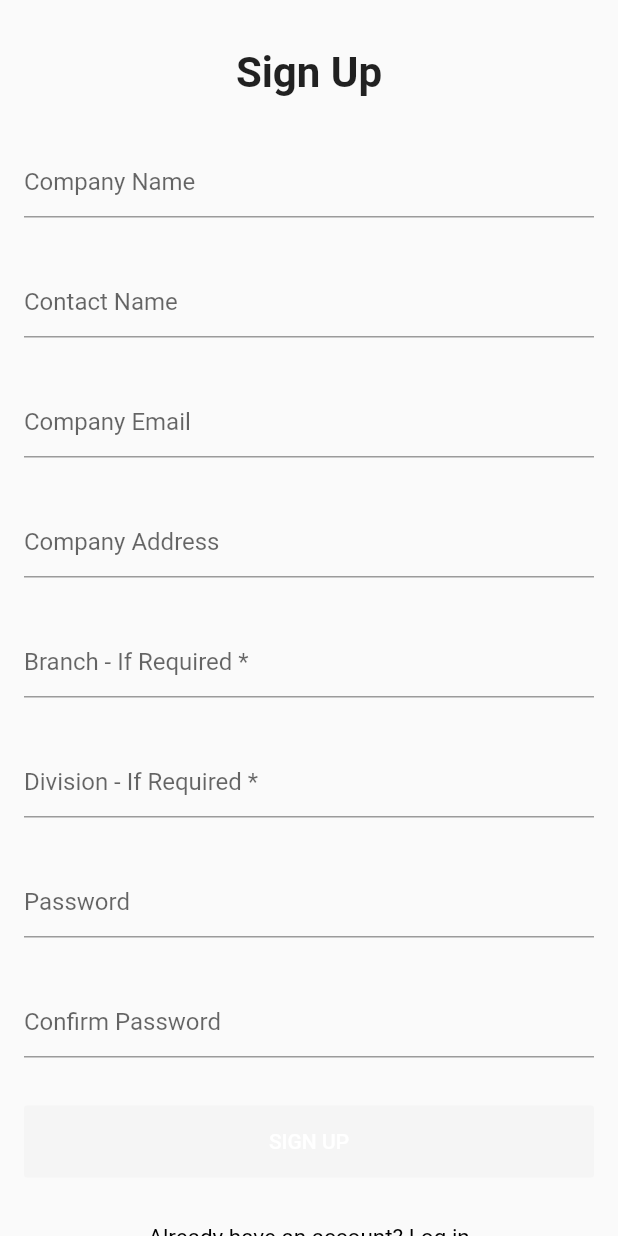
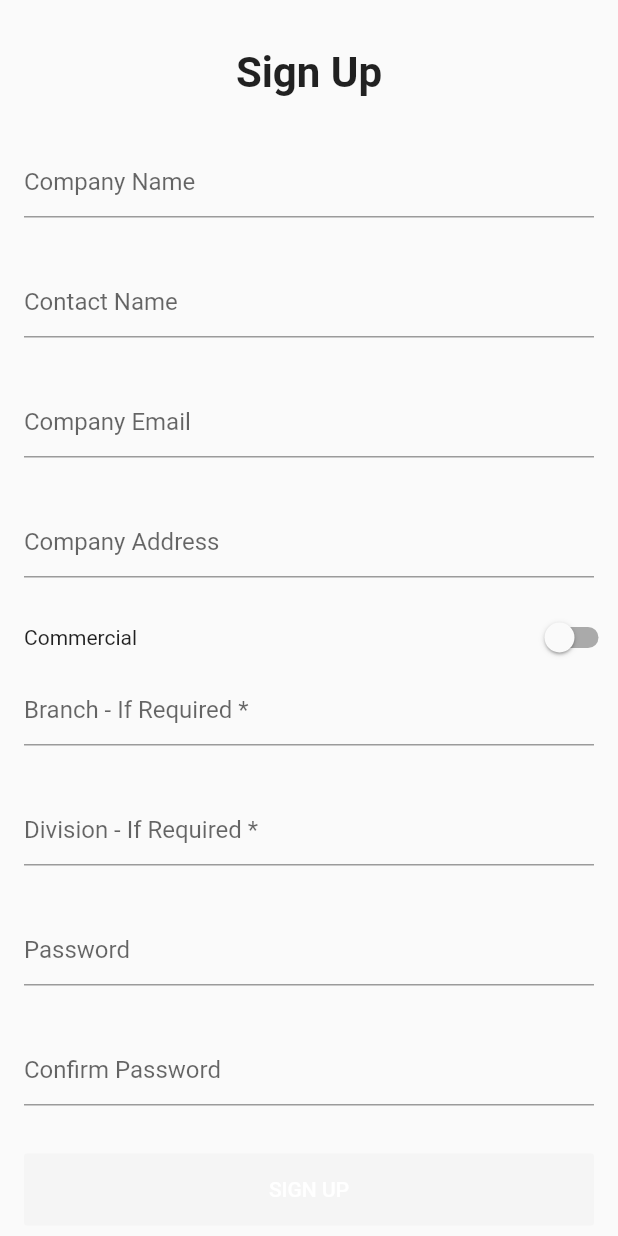
Before and after one commit to brad007/worksent_sesfikile, a Flutter app: the screen it shows after launch, on a phone screen of 412 x 824 dp. Run offline on Flutter 3.47's test engine with Material 2 defaults, Android fonts, the phone set to English and light mode, and no system bars; our stand-ins replace cloud_firestore, firebase_auth, rxdart, shared_preferences; accounts and stored records are empty; Roboto replaces fonts that are missing (NunitoSans).

Commit message:
form listview

```diff
--- a/lib/pages/add_driver_page.dart
+++ b/lib/pages/add_driver_page.dart
@@ -2,6 +2,7 @@ import 'package:flutter/material.dart';
 import 'package:worksent_sesfikile/blocs/add_driver_bloc.dart';
 import 'package:worksent_sesfikile/irrelevant.dart';
 import 'package:worksent_sesfikile/widgets/FormTextInput.dart';
+import 'package:worksent_sesfikile/widgets/form_listview.dart';
 
 class AddDriverPage extends StatefulWidget {
   @override
@@ -25,7 +26,7 @@ class _AddDriverState extends State<AddDriverPage> {
   Widget build(BuildContext context) {
     return Scaffold(
       appBar: AppBar(title: Text("Add Driver")),
-      body: ListView(
+      body: FormListView(
         children: <Widget>[
           _buildFirstName(),
           _buildLastName(),
--- a/lib/pages/add_manager_page.dart
+++ b/lib/pages/add_manager_page.dart
@@ -2,6 +2,7 @@ import 'package:flutter/material.dart';
 import 'package:worksent_sesfikile/blocs/add_manager_bloc.dart';
 import 'package:worksent_sesfikile/irrelevant.dart';
 import 'package:worksent_sesfikile/widgets/FormTextInput.dart';
+import 'package:worksent_sesfikile/widgets/form_listview.dart';
 
 class AddManagerPage extends StatefulWidget {
   @override
@@ -25,7 +26,7 @@ class _AddManagerState extends State<AddManagerPage> {
   Widget build(BuildContext context) {
     return Scaffold(
       appBar: AppBar(title: Text("Add Manager")),
-      body: ListView(
+      body: FormListView(
         children: <Widget>[
           _buildFirstName(),
           _buildLastName(),
--- a/lib/pages/add_vehicle_page.dart
+++ b/lib/pages/add_vehicle_page.dart
@@ -1,6 +1,7 @@
 import 'package:flutter/material.dart';
 import 'package:worksent_sesfikile/blocs/add_vehicle_bloc.dart';
 import 'package:worksent_sesfikile/widgets/FormTextInput.dart';
+import 'package:worksent_sesfikile/widgets/form_listview.dart';
 
 import '../irrelevant.dart';
 
@@ -28,7 +29,7 @@ class _AddVehicleState extends State<AddVehiclePage>{
     // TODO: implement build
     return Scaffold(
       appBar: AppBar(title: Text("Add Vehicle")),
-      body: ListView(
+      body: FormListView(
         children: <Widget>[
           _buildVehicleType(),
           _buildBrand(),
--- a/lib/pages/sign_in_page.dart
+++ b/lib/pages/sign_in_page.dart
@@ -6,6 +6,7 @@ import 'package:worksent_sesfikile/irrelevant.dart';
 import 'package:worksent_sesfikile/pages/main_page.dart';
 import 'package:worksent_sesfikile/provider/home_provider.dart';
 import 'package:worksent_sesfikile/widgets/FormTextInput.dart';
+import 'package:worksent_sesfikile/widgets/form_listview.dart';
 
 class SignInPage extends StatefulWidget{
   @override
@@ -51,7 +52,7 @@ class _SignInPage extends State<SignInPage>{
   Widget build(BuildContext context) {
     // TODO: implement build
     return Scaffold(
-      body: ListView(
+      body: FormListView(
         children: <Widget>[
           Padding(
             padding:
--- a/lib/pages/sign_up_page.dart
+++ b/lib/pages/sign_up_page.dart
@@ -6,6 +6,7 @@ import 'package:worksent_sesfikile/models/user_model.dart';
 import 'package:worksent_sesfikile/pages/main_page.dart';
 import 'package:worksent_sesfikile/provider/home_provider.dart';
 import 'package:worksent_sesfikile/widgets/FormTextInput.dart';
+import 'package:worksent_sesfikile/widgets/form_listview.dart';
 
 class SignUpPage extends StatefulWidget {
   @override
@@ -15,10 +16,12 @@ class SignUpPage extends StatefulWidget {
 class _SignUpState extends State<SignUpPage> {
   final _bloc = SignUpBloc();
   SharedPreferences _preferences;
+  bool isTaxiAssociation;
 
   @override
   void initState() {
     super.initState();
+    isTaxiAssociation = false;
 
     SharedPreferences.getInstance().then((SharedPreferences sp) {
       _preferences = sp;
@@ -48,8 +51,7 @@ class _SignUpState extends State<SignUpPage> {
   Widget build(BuildContext context) {
     // TODO: implement build
     return Scaffold(
-      body: ListView(
-        children: <Widget>[
+        body: FormListView(children: <Widget>[
       Padding(
         padding:
             const EdgeInsets.only(left: 32, right: 32, top: 32, bottom: 16),
@@ -63,6 +65,7 @@ class _SignUpState extends State<SignUpPage> {
       _buildContactName(),
       _buildCompanyEmail(),
       _buildCompanyAddress(),
+      _buildCommercialToggle(),
       _buildBranch(),
       _buildDivision(),
       _buildPassword(),
@@ -70,9 +73,7 @@ class _SignUpState extends State<SignUpPage> {
       _buildSignUpButton(),
       _buildSwitchToLoginButton(),
       SizedBox(height: 16)
-        ],
-      ),
-    );
+    ]));
   }
 
   Widget _buildCompanyName() {
@@ -108,8 +109,39 @@ class _SignUpState extends State<SignUpPage> {
   }
 
   Widget _buildBranch() {
+    if (!isTaxiAssociation) {
       return FormTextInput(
-        hint: "Branch - If Required *", onChange: _bloc.branchChanged);
+          padding: const EdgeInsets.only(left: 16, right: 16, bottom: 16),
+          hint: "Branch - If Required *",
+          onChange: _bloc.branchChanged);
+    } else {
+      return Padding(
+        padding: const EdgeInsets.only(left: 16, right: 16),
+        child: DropdownButton(
+          hint: Text("Taxi Association"),
+          items: <String>[
+            "CODETA",
+            "CATA",
+            "UNCEDO",
+            "Mitchelle's Plain",
+            "BOLAND",
+            "EDEN",
+            "GREATER CAPE",
+            "NORTHERNS",
+            "TWO OCEANS",
+            "WEST COAST]"
+          ].map((String value) {
+            return DropdownMenuItem<String>(
+              value: value,
+              child: Text(value),
+            );
+          }).toList(),
+          onChanged: (String value) {
+            _bloc.branchChanged(value);
+          },
+        ),
+      );
+    }
   }
 
   Widget _buildDivision() {
@@ -179,4 +211,24 @@ class _SignUpState extends State<SignUpPage> {
       },
     );
   }
+
+  Widget _buildCommercialToggle() {
+    return Container(
+      margin: EdgeInsets.only(left: 16),
+      child: Row(
+        mainAxisAlignment: MainAxisAlignment.spaceBetween,
+        children: <Widget>[
+          Text(isTaxiAssociation ? "Taxi Association" : "Commercial"),
+          Switch(
+              value: isTaxiAssociation,
+              onChanged: (bool changed) {
+                _bloc.branchChanged(null);
+                setState(() {
+                  isTaxiAssociation = changed;
+                });
+              })
+        ],
+      ),
+    );
   }
+}
--- a/lib/widgets/FormTextInput.dart
+++ b/lib/widgets/FormTextInput.dart
@@ -4,9 +4,13 @@ class FormTextInput extends StatelessWidget {
   final String hint;
   final ValueChanged<String> onChange;
   final Stream stream;
-  final double padding;
+  final EdgeInsets padding;
 
-  FormTextInput({this.hint, this.onChange, this.stream, this.padding = 16});
+  FormTextInput(
+      {this.hint,
+      this.onChange,
+      this.stream,
+      this.padding = const EdgeInsets.all(16)});
 
   @override
   Widget build(BuildContext context) {
@@ -17,7 +21,7 @@ class FormTextInput extends StatelessWidget {
           builder: (context, AsyncSnapshot<String> snapshot) {
             if (!snapshot.hasData) {
               return Padding(
-                padding:  EdgeInsets.all(padding),
+                padding: padding,
                 child: TextField(
                   decoration: InputDecoration(hintText: hint),
                   onChanged: onChange,
@@ -25,7 +29,7 @@ class FormTextInput extends StatelessWidget {
               );
             } else {
               return Padding(
-                padding:  EdgeInsets.all(padding),
+                padding: padding,
                 child: TextField(
                   decoration:
                       InputDecoration(hintText: hint, errorText: snapshot.data),
@@ -36,7 +40,7 @@ class FormTextInput extends StatelessWidget {
           });
     } else {
       return Padding(
-        padding:  EdgeInsets.all(padding),
+        padding: padding,
         child: TextField(
           decoration: InputDecoration(hintText: hint),
           onChanged: onChange,
--- /dev/null
+++ b/lib/widgets/form_listview.dart
@@ -0,0 +1,24 @@
+import 'package:flutter/material.dart';
+
+class FormListView extends StatelessWidget {
+  final List<Widget> children;
+
+  FormListView({this.children});
+
+  @override
+  Widget build(BuildContext context) {
+    return Flex(
+      direction: Axis.vertical,
+      children: <Widget>[
+        Expanded(
+          child: SingleChildScrollView(
+            child: Column(
+              crossAxisAlignment: CrossAxisAlignment.stretch,
+              children: children,
+            ),
+          ),
+        )
+      ],
+    );
+  }
+}
```
Lines whose indentation alone changed are shown as unchanged.
